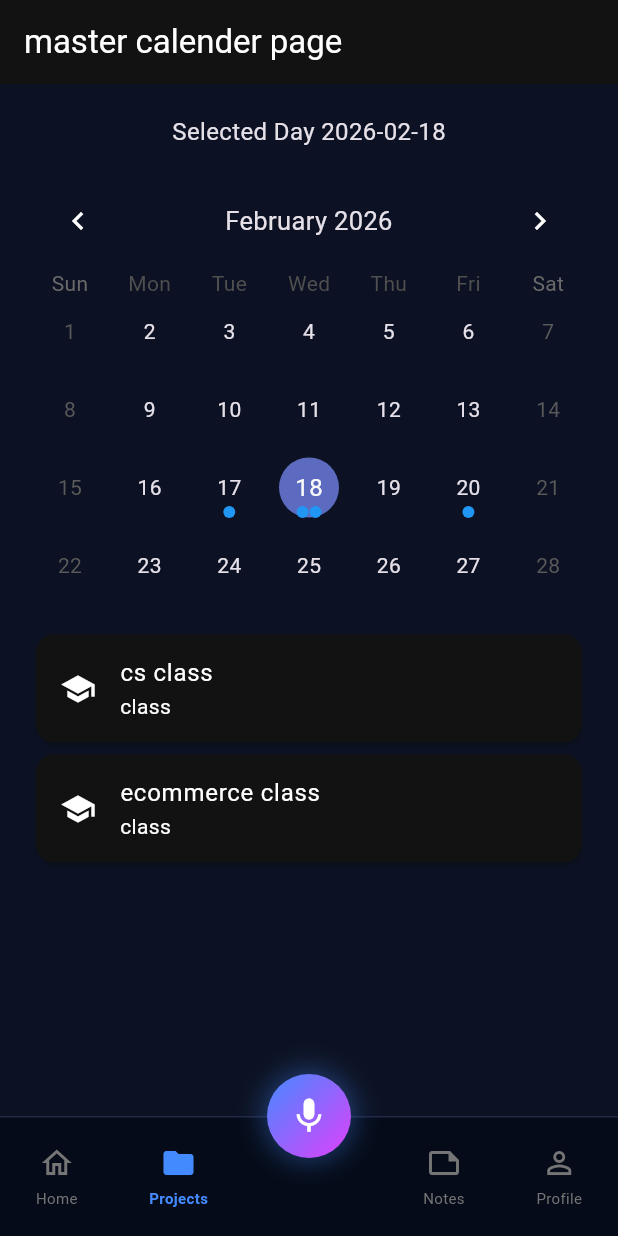
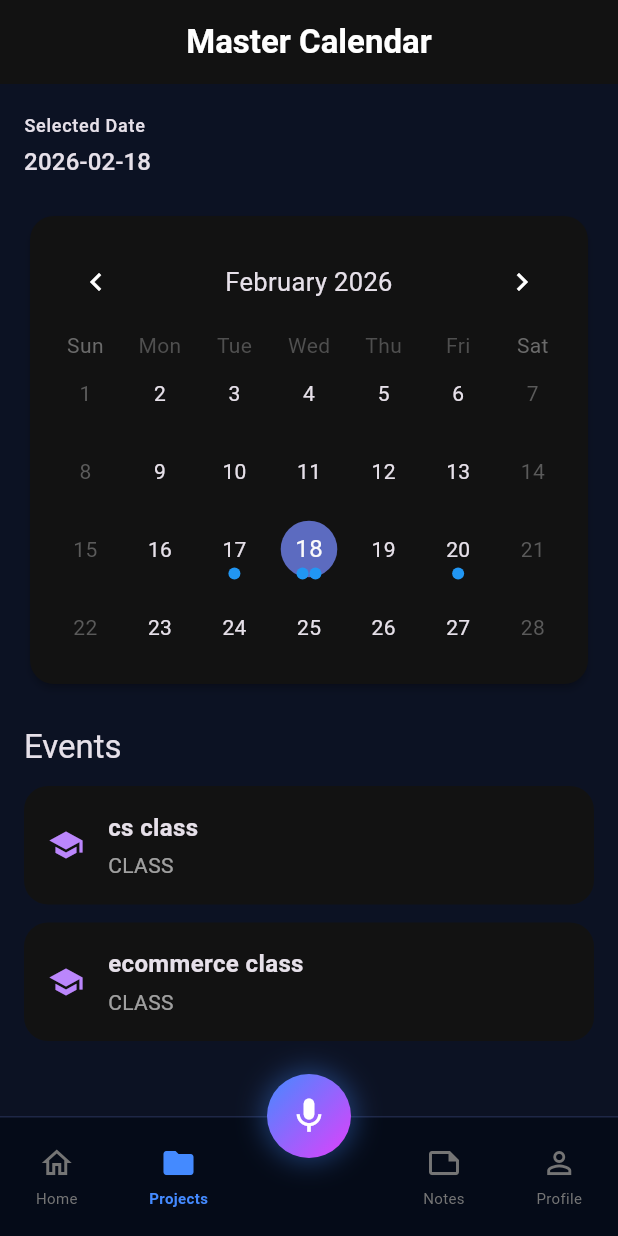
Before and after one commit to GEEK-213/LumenAI, a Flutter app: the screen it shows after launch, item 2 of the bottom bar chosen, on a phone screen of 412 x 824 dp. Run offline on Flutter 3.47's test engine with Material 3 defaults, Android fonts, the phone set to English and light mode, and no system bars; drawn by our look-alikes of table_calendar; our stand-ins replace file_picker, font_awesome_flutter, google_fonts, image_picker, permission_handler, supabase_flutter; missing offline and left inert: flutter_sound; accounts and stored records are empty; network calls fail.

Commit message:
style: Enhance UI of MasterCalendarPage with improved layout and event display

```diff
--- a/LumenAi/app/lib/pages/calender/master_calender_page.dart
+++ b/LumenAi/app/lib/pages/calender/master_calender_page.dart
@@ -64,7 +64,13 @@ class _MasterCalenderPageState extends State<MasterCalenderPage> {
   @override
   Widget build(BuildContext context) {
     return Scaffold(
-      appBar: AppBar(title: Text("master calender page")),
+      appBar: AppBar(
+        title: const Text(
+          "Master Calendar",
+          style: TextStyle(fontWeight: FontWeight.w600),
+        ),
+        centerTitle: true,
+      ),
       body: content(),
     );
   }
@@ -73,18 +79,33 @@ class _MasterCalenderPageState extends State<MasterCalenderPage> {
     final events = getEventsForDay(today);
 
     return Padding(
-      padding: const EdgeInsets.all(20.0),
+      padding: const EdgeInsets.symmetric(horizontal: 16, vertical: 12),
       child: Column(
+        crossAxisAlignment: CrossAxisAlignment.start,
         children: [
+          const SizedBox(height: 8),
+
+          Text("Selected Date", style: Theme.of(context).textTheme.labelMedium),
+
+          const SizedBox(height: 4),
+
           Text(
-            'Selected Day ${today.toString().split(" ")[0]}',
-            style: const TextStyle(fontSize: 16),
+            today.toString().split(" ")[0],
+            style: Theme.of(context).textTheme.titleMedium,
           ),
 
-          const SizedBox(height: 16),
-          TableCalendar(
+          const SizedBox(height: 20),
+
+          Card(
+            elevation: 2,
+            shape: RoundedRectangleBorder(
+              borderRadius: BorderRadius.circular(16),
+            ),
+            child: Padding(
+              padding: const EdgeInsets.all(12.0),
+              child: TableCalendar(
                 locale: "en_US",
-            headerStyle: HeaderStyle(
+                headerStyle: const HeaderStyle(
                   formatButtonVisible: false,
                   titleCentered: true,
                 ),
@@ -94,11 +115,7 @@ class _MasterCalenderPageState extends State<MasterCalenderPage> {
                 firstDay: DateTime.utc(2010, 01, 01),
                 lastDay: DateTime.utc(2030, 01, 01),
                 onDaySelected: _OnDaySelected,
-
-            eventLoader: (day) {
-              return getEventsForDay(day);
-            },
-
+                eventLoader: (day) => getEventsForDay(day),
                 calendarStyle: const CalendarStyle(
                   markerDecoration: BoxDecoration(
                     color: Colors.blue,
@@ -106,31 +123,24 @@ class _MasterCalenderPageState extends State<MasterCalenderPage> {
                   ),
                 ),
               ),
+            ),
+          ),
 
-          const SizedBox(height: 16),
+          const SizedBox(height: 24),
+
+          Text("Events", style: Theme.of(context).textTheme.titleLarge),
+
+          const SizedBox(height: 12),
+
           Expanded(
             child: events.isEmpty
-                ? const Center(child: Text("No events for this day!"))
-                : ListView.builder(
+                ? const Center(child: Text("No events for this day"))
+                : ListView.separated(
                     itemCount: events.length,
+                    separatorBuilder: (_, __) => const SizedBox(height: 12),
                     itemBuilder: (context, index) {
                       final event = events[index];
-
-                      return Card(
-                        child: ListTile(
-                          leading: Icon(
-                            event.type == "class"
-                                ? Icons.school
-                                : event.type == "deadline"
-                                ? Icons.warning
-                                : event.type == "note"
-                                ? Icons.note
-                                : Icons.mic,
-                          ),
-                          title: Text(event.title),
-                          subtitle: Text(event.type),
-                        ),
-                      );
+                      return buildEventTile(event);
                     },
                   ),
           ),
@@ -138,4 +148,72 @@ class _MasterCalenderPageState extends State<MasterCalenderPage> {
       ),
     );
   }
+
+  Widget buildEventTile(CalenderEvent event) {
+    IconData icon;
+
+    switch (event.type) {
+      case "class":
+        icon = Icons.school;
+        break;
+      case "deadline":
+        icon = Icons.warning_amber_rounded;
+        break;
+      case "note":
+        icon = Icons.note_alt_outlined;
+        break;
+      case "recording":
+        icon = Icons.mic;
+        break;
+      default:
+        icon = Icons.event;
     }
+
+    return GestureDetector(
+      onTap: () {
+        // TEMP NAVIGATION HOOK
+        print("Open ${event.type} with id: ${event.id}");
+
+        // Later:
+        // if(event.type == "note") navigate to notes page
+        // if(event.type == "recording") navigate to recorder page
+      },
+      child: Container(
+        padding: const EdgeInsets.all(16),
+        decoration: BoxDecoration(
+          borderRadius: BorderRadius.circular(16),
+          color: Theme.of(context).colorScheme.surface,
+        ),
+        child: Row(
+          children: [
+            Icon(icon, color: Theme.of(context).colorScheme.primary),
+            const SizedBox(width: 16),
+            Expanded(
+              child: Column(
+                crossAxisAlignment: CrossAxisAlignment.start,
+                children: [
+                  Text(
+                    event.title,
+                    style: const TextStyle(
+                      fontWeight: FontWeight.w600,
+                      fontSize: 16,
+                    ),
+                  ),
+                  const SizedBox(height: 4),
+                  Text(
+                    event.type.toUpperCase(),
+                    style: TextStyle(
+                      color: Theme.of(
+                        context,
+                      ).colorScheme.onSurface.withOpacity(0.6),
+                    ),
+                  ),
+                ],
+              ),
+            ),
+          ],
+        ),
+      ),
+    );
+  }
+}
```
Lines whose indentation alone changed are shown as unchanged.
